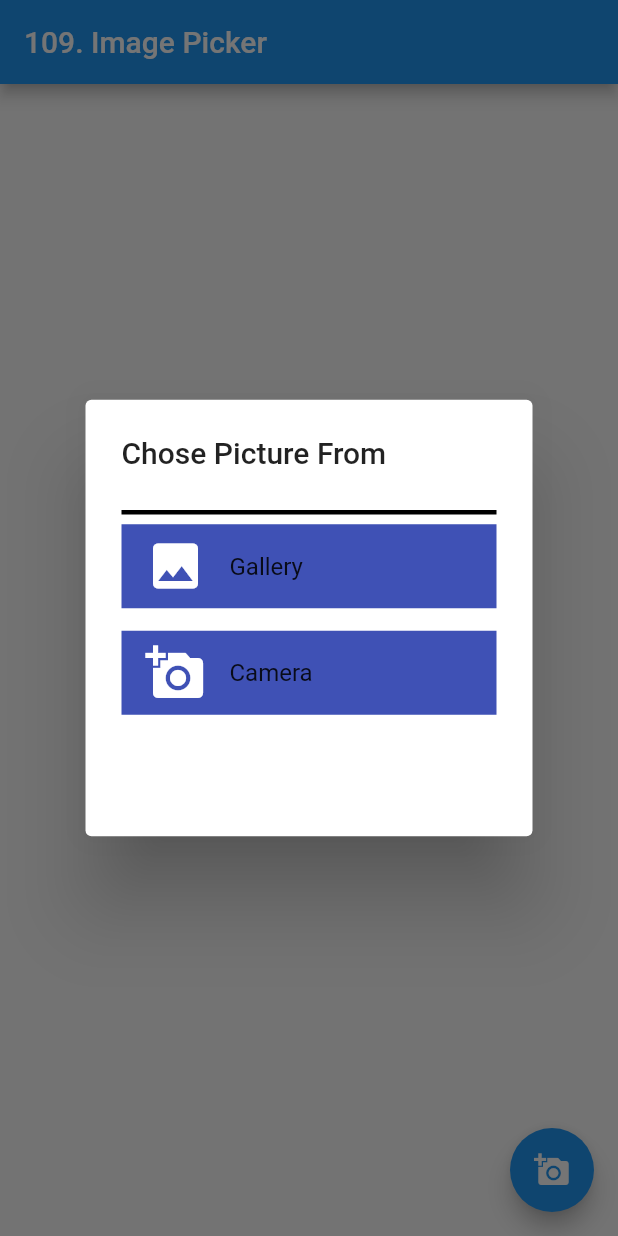
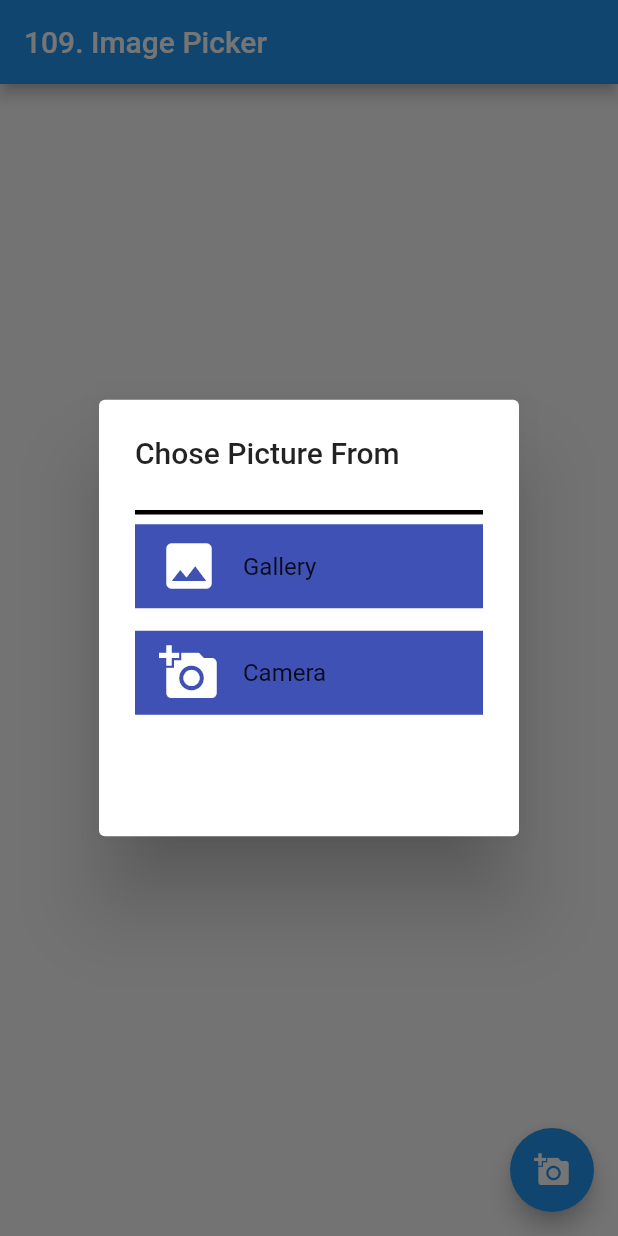
Before and after one commit to Devsaci/image_picker, a Flutter app: the screen it shows after launch, after a tap on the "add a photo" icon, on a phone screen of 412 x 824 dp. Run offline on Flutter 3.47's test engine with Material 2 defaults, Android fonts, the phone set to English and light mode, and no system bars.

Commit message:
update with

```diff
--- a/lib/main.dart
+++ b/lib/main.dart
@@ -47,7 +47,7 @@ class _MyHomePageState extends State<MyHomePage> {
                     thickness: 3,
                   ),
                   Container(
-                    width: 250,
+                    // width: 250,
                     color: Colors.indigo,
                     child: ListTile(
                       leading: Icon(
@@ -65,7 +65,7 @@ class _MyHomePageState extends State<MyHomePage> {
                     height: 15,
                   ),
                   Container(
-                    width: 250,
+                    // width: 250,
                     color: Colors.indigo,
                     child: ListTile(
                       leading: Icon(
```
